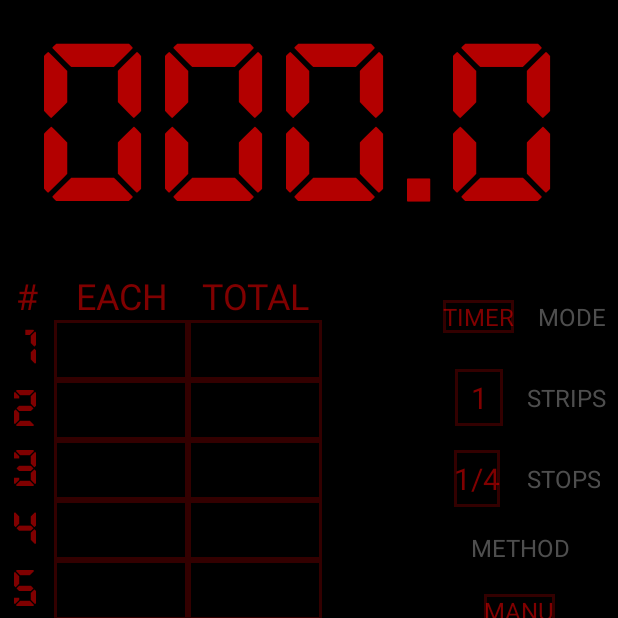
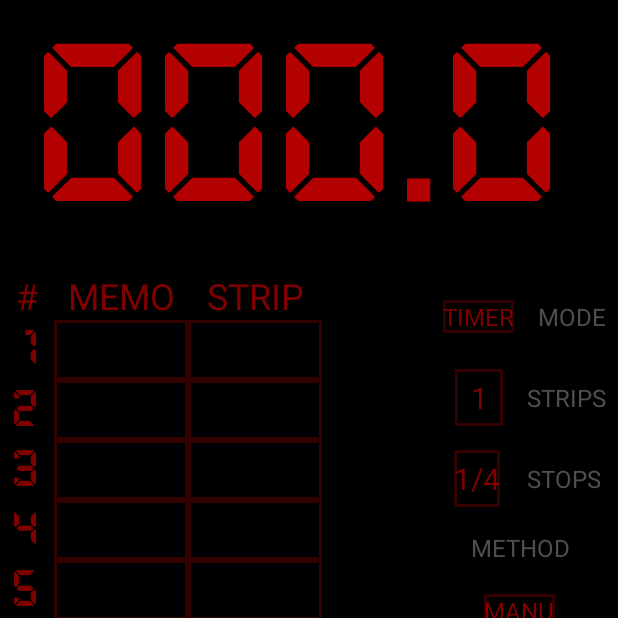
Before and after one commit to visogonzalez/DisparaTimer, an Android app: the screen it shows after launch (MainActivity), on a phone screen of 412 x 824 dp, the top half of it. Run offline under Robolectric (Android 15) with nearby library versions, the phone set to English and light mode, and no system bars; our stand-ins replace data binding.

Commit message:
Cambiados títulos de columna. Ahora dependen del tipo de modo.

```diff
--- a/app/src/main/java/com/ebookfrenzy/disparafilmtimer/MainActivity.java
+++ b/app/src/main/java/com/ebookfrenzy/disparafilmtimer/MainActivity.java
@@ -609,6 +609,8 @@ public class MainActivity extends AppCompatActivity {
             double ex = cent * 100 + dece * 10 + unid + (double) deci / 10;
 
             binding.nmode.setText(getResources().getString(R.string.strip));
+            binding.stTotal.setText(R.string.total);
+            binding.stEach.setText(R.string.each);
 
             binding.upb.setVisibility(View.INVISIBLE);
             binding.upb.setEnabled(false);
@@ -618,11 +620,14 @@ public class MainActivity extends AppCompatActivity {
             binding.baseTime.setEnabled(false);
             binding.baseTime.setText("");
 
+
             stripsd = stripcount(ex, numstrips, stopsi[k]);
             strippaint(stripsd, numstrips);
             stripselect1(numstr);
         } else {
             binding.nmode.setText(getResources().getString(R.string.timer));
+            binding.stTotal.setText(R.string.strip);
+            binding.stEach.setText(R.string.memo);
             binding.upb.setVisibility(View.VISIBLE);
             binding.upb.setEnabled(true);
             binding.downb.setVisibility(View.VISIBLE);
--- a/app/src/main/res/layout/activity_main.xml
+++ b/app/src/main/res/layout/activity_main.xml
@@ -102,7 +102,7 @@
                     android:layout_width="wrap_content"
                     android:layout_height="wrap_content"
                     android:gravity="center"
-                    android:text="@string/each"
+                    android:text="@string/memo"
                     android:textColor="#80FF0000"
                     android:textSize="24sp" />
 
@@ -111,7 +111,7 @@
                     android:layout_width="wrap_content"
                     android:layout_height="wrap_content"
                     android:gravity="center"
-                    android:text="@string/total"
+                    android:text="@string/strip"
                     android:textColor="#80FF0000"
                     android:textSize="24sp" />
             </TableRow>
--- a/app/src/main/res/values/strings.xml
+++ b/app/src/main/res/values/strings.xml
@@ -18,6 +18,7 @@
     <string name="up" translatable="false">+</string>
     <string name="down" translatable="false">-</string>
     <string name="wait">WAIT</string>
+    <string name="memo">MEMO</string>
     <string name="stops">STOPS</string>
     <string name="nstops" translatable="false">1/4</string>
     <string name="method">METHOD</string>
```
Also changed, not shown: 1 other file.
